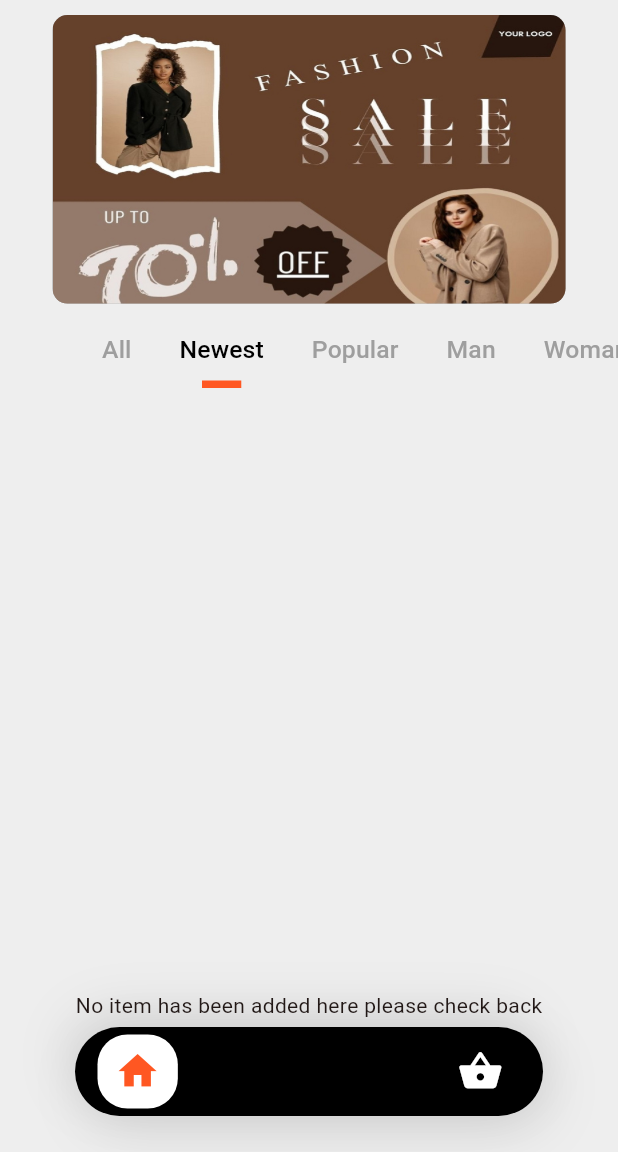
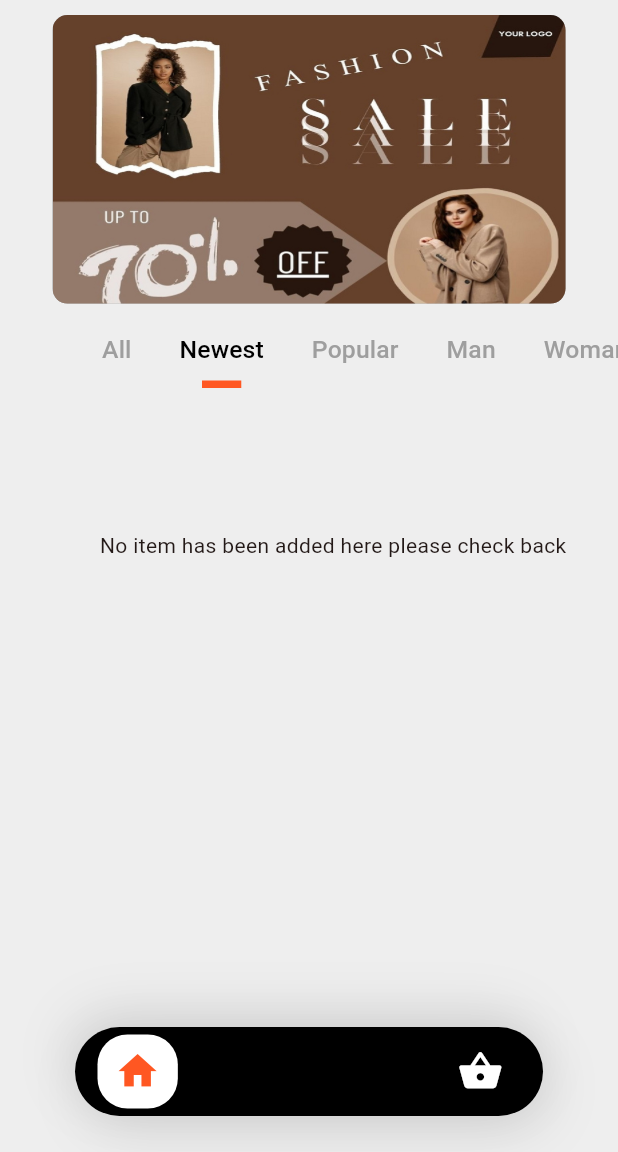
Before and after one commit to GozziCode/timo_stores, a Flutter app: the screen it shows after launch, tab 2 chosen, on a phone screen of 412 x 824 dp, the part 84-1236 px from its top. Run offline on Flutter 3.47's test engine with Material 3 defaults, Android fonts, the light colour scheme and no system bars.

Commit message:
updated README

```diff
--- a/lib/home/widgets/home_appbar.dart
+++ b/lib/home/widgets/home_appbar.dart
@@ -13,9 +13,9 @@ AppBar homeAppBar(BuildContext context) {
         ),
       ),
     ),
-     leadingWidth: double.infinity,
+    leadingWidth: double.infinity,
     elevation: 0,
-    backgroundColor: const Color(0xFFF5F5F5),
+    backgroundColor: Colors.grey[200],
     actions: [
       Padding(
         padding: const EdgeInsets.symmetric(horizontal: 25),
--- a/lib/home/widgets/productswidgetholder.dart
+++ b/lib/home/widgets/productswidgetholder.dart
@@ -6,6 +6,9 @@ class PrroductWidgetHolder extends StatelessWidget {
 
   @override
   Widget build(BuildContext context) {
-    return  Center(child: Text(text));
+    return Padding(
+      padding: const EdgeInsets.only (left: 50, top: 90),
+      child: Text(text),
+    );
   }
 }
```
Also changed, not shown: screenshot1.png (added), screenshot2.png (added), screenshot3.png (added), screenshot4.png (added), screenshot5.png (added), screenshot6.png (added), screenshot7.png (added), 3 other files.
